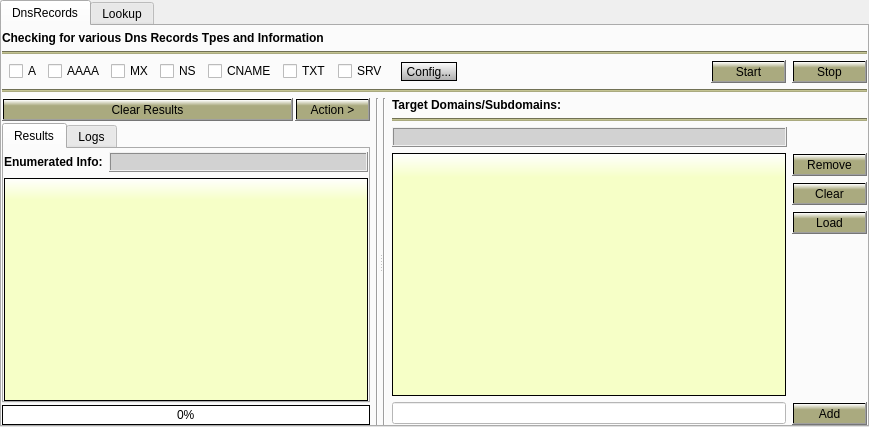
3nock/OTE, file Gui/src/DnsTab/Dns.ui: the form before one commit.
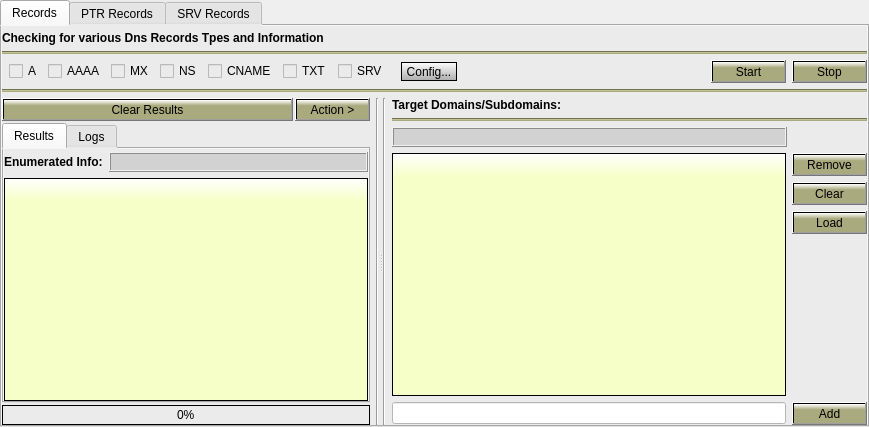
The form after the commit.

Diff of the .ui file:
```diff
--- a/Gui/src/DnsTab/Dns.ui
+++ b/Gui/src/DnsTab/Dns.ui
@@ -31,12 +31,16 @@
      <property name="toolTipDuration">
       <number>2</number>
      </property>
+     <property name="styleSheet">
+      <string notr="true">background-color: rgb(235, 235, 235);
+</string>
+     </property>
      <property name="currentIndex">
       <number>0</number>
      </property>
      <widget class="QWidget" name="tab_dnsRecords">
       <attribute name="title">
-       <string>DnsRecords</string>
+       <string>Records</string>
       </attribute>
       <layout class="QVBoxLayout" name="verticalLayout_4">
        <property name="leftMargin">
@@ -791,7 +795,7 @@
      </widget>
      <widget class="QWidget" name="tab_lookup">
       <attribute name="title">
-       <string>Lookup</string>
+       <string>PTR Records</string>
       </attribute>
       <layout class="QVBoxLayout" name="verticalLayout_5">
        <property name="leftMargin">
@@ -1370,6 +1374,11 @@
        </item>
       </layout>
      </widget>
+     <widget class="QWidget" name="tab">
+      <attribute name="title">
+       <string>SRV Records</string>
+      </attribute>
+     </widget>
     </widget>
    </item>
   </layout>
```
